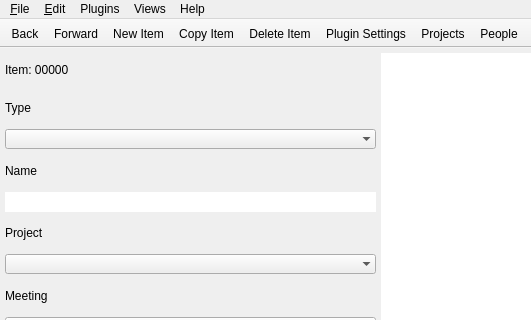
kestermckinney/ProjectNotes, file mainwindow.ui: the form before one commit; both pictures show x 0 to 531 and y 0 to 320 of the 756 by 629 pixel window.
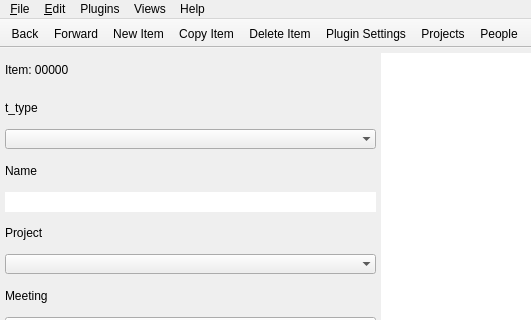
The form after the commit. The open tabs and pages were chosen to show the change. Icons and pictures are not drawn. Custom widgets are drawn as their Qt base class.

What changed in the file:
```diff
--- a/mainwindow.ui
+++ b/mainwindow.ui
@@ -953,7 +953,7 @@
             <item>
              <widget class="QLabel" name="labelType">
               <property name="text">
-               <string>Type</string>
+               <string>t_type</string>
               </property>
              </widget>
             </item>
```
Left out of the diff: 30 changed lines with no effect on the pictures.
